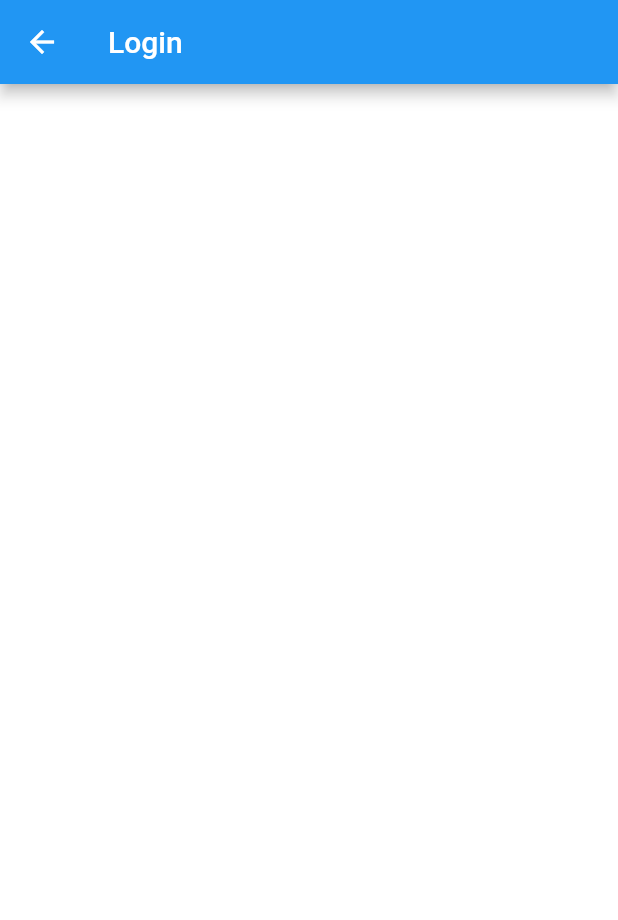
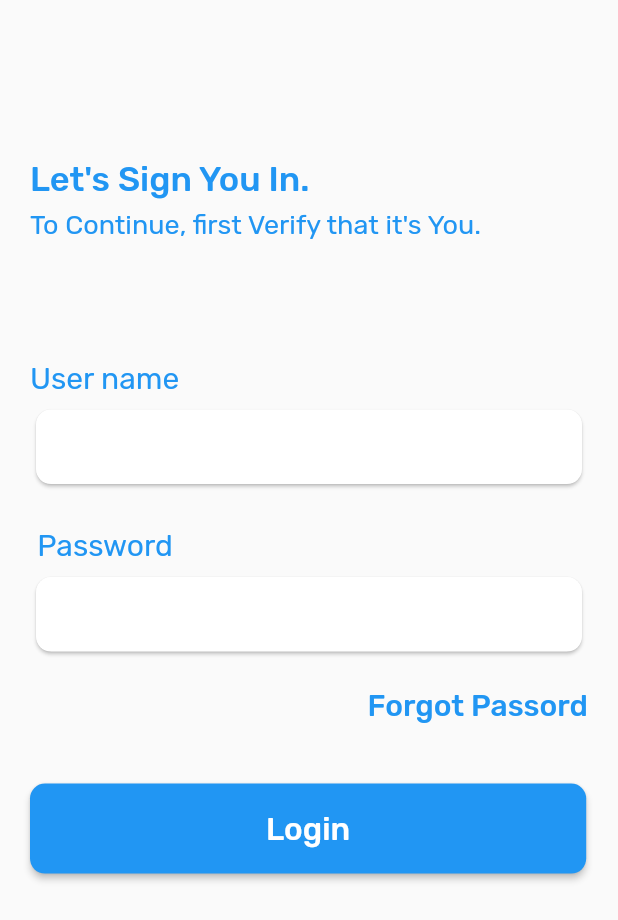
Before and after one commit to Krushantvaghani/practical_test, a Flutter app: the LoginScreen screen opened directly, on a phone screen of 412 x 824 dp. Shown: the top 920 px of the screen. Run offline on Flutter 3.47's test engine with Material 2 defaults, Android fonts, the phone set to English and light mode, and no system bars; our stand-ins replace dio, get, get_storage, google_fonts; accounts and stored records are empty; network calls fail.

Commit message:
fix somechanges

```diff
--- /dev/null
+++ b/lib/config.dart
@@ -0,0 +1,3 @@
+class Session {
+  static String authToken = 'authToken';
+}
--- a/lib/login.dart
+++ b/lib/login.dart
@@ -1,4 +1,10 @@
+import 'package:dio/dio.dart';
 import 'package:flutter/material.dart';
+import 'package:get/get.dart';
+import 'package:google_fonts/google_fonts.dart';
+import 'package:practical_test/controllers/login_controller.dart';
+
+import 'main.dart';
 
 class LoginScreen extends StatefulWidget {
   const LoginScreen({Key? key}) : super(key: key);
@@ -8,17 +14,131 @@ class LoginScreen extends StatefulWidget {
 }
 
 class _LoginScreenState extends State<LoginScreen> {
+  final _ct = Get.put(LoginController());
+  final fromKey = GlobalKey<FormState>();
   @override
   Widget build(BuildContext context) {
+    final color = Theme.of(context).primaryColor;
     return Scaffold(
-      backgroundColor: Colors.white,
-      appBar: AppBar(
-        title: Text(
-          "Login",
-          style: TextStyle(
-            fontSize: 20,
-            fontWeight: FontWeight.w500,
-            color: Colors.white,
+      body: Container(
+        padding: EdgeInsets.symmetric(horizontal: 20, vertical: 35),
+        child: Form(
+          key: fromKey,
+          child: SingleChildScrollView(
+            child: Column(
+              crossAxisAlignment: CrossAxisAlignment.start,
+              children: [
+                SizedBox(
+                  height: 70,
+                ),
+                Text(
+                  "Let's Sign You In.",
+                  style: GoogleFonts.rubik(fontSize: 23, color: color, fontWeight: FontWeight.w500),
+                ),
+                SizedBox(
+                  height: 7,
+                ),
+                Text(
+                  "To Continue, first Verify that it's You.",
+                  style: GoogleFonts.rubik(fontSize: 18, color: color),
+                ),
+                SizedBox(
+                  height: 80,
+                ),
+                Text(
+                  "User name",
+                  style: GoogleFonts.rubik(fontSize: 20, color: color),
+                ),
+                SizedBox(
+                  height: 5,
+                ),
+                SizedBox(
+                  height: Get.height * 0.07,
+                  child: Card(
+                    shape: RoundedRectangleBorder(borderRadius: BorderRadius.circular(10)),
+                    child: TextFormField(
+                      controller: _ct.userName,
+                      validator: (value) {
+                        if (_ct.userName == null) {
+                          return 'Enter correct userName!';
+                        } else {
+                          return null;
+                        }
+                      },
+                      keyboardType: TextInputType.emailAddress,
+                      cursorHeight: 20,
+                      cursorColor: color,
+                      decoration: InputDecoration(
+                          border: InputBorder.none, contentPadding: EdgeInsets.symmetric(horizontal: 10)),
+                    ),
+                  ),
+                ),
+                SizedBox(
+                  height: 25,
+                ),
+                Text(
+                  " Password",
+                  style: GoogleFonts.rubik(fontSize: 20, color: color),
+                ),
+                SizedBox(
+                  height: 5,
+                ),
+                SizedBox(
+                  height: Get.height * 0.07,
+                  child: Card(
+                    shape: RoundedRectangleBorder(borderRadius: BorderRadius.circular(10)),
+                    child: TextFormField(
+                      controller: _ct.pass,
+                      validator: (value) {
+                        if (value!.isEmpty) {
+                          return "Please Enter New Password";
+                        } else {
+                          return null;
+                        }
+                      },
+                      keyboardType: TextInputType.emailAddress,
+                      cursorHeight: 20,
+                      cursorColor: color,
+                      decoration: InputDecoration(
+                          border: InputBorder.none, contentPadding: EdgeInsets.symmetric(horizontal: 10)),
+                    ),
+                  ),
+                ),
+                SizedBox(
+                  height: 20,
+                ),
+                Align(
+                  alignment: Alignment.topRight,
+                  child: Text(
+                    "Forgot Passord",
+                    style: GoogleFonts.rubik(fontSize: 20, color: color, fontWeight: FontWeight.w500),
+                  ),
+                ),
+                SizedBox(
+                  height: 40,
+                ),
+                Container(
+                  height: 60,
+                  width: Get.width * 0.9,
+                  child: ElevatedButton(
+                    style: ElevatedButton.styleFrom(
+                        backgroundColor: color, shape: RoundedRectangleBorder(borderRadius: BorderRadius.circular(10))),
+                    onPressed: () {
+                      if (fromKey.currentState!.validate()) {
+                        _ct.login();
+                        dataStorage.write('isLogged', true);
+                      } else {
+                        return null;
+                      }
+                    },
+                    child: Text(
+                      "Login",
+                      style: GoogleFonts.rubik(fontSize: 21, color: Colors.white),
+                    ),
+                  ),
+                )
+              ],
+            ),
           ),
         ),
       ),
--- a/lib/network/server_config.dart
+++ /dev/null
@@ -1,6 +0,0 @@
-class ServerConfig {
-  /* development */
-  final String apiUrl = "https://134.122.109.152:8088";
-  final String apiType = 'development';
-  final String baseUrl = "https://134.122.109.152:8088/";
-}
--- a/lib/route/route_list.dart
+++ b/lib/route/route_list.dart
@@ -1,2 +1,2 @@
 export 'package:practical_test/login.dart';
-export 'package:practical_test/setting.dart';
+export 'package:practical_test/home.dart';
--- a/lib/route/route_method.dart
+++ b/lib/route/route_method.dart
@@ -1,13 +1,13 @@
 import 'package:get/get.dart';
 import 'package:practical_test/login.dart';
 import 'package:practical_test/route/route_name.dart';
-import 'package:practical_test/setting.dart';
+import 'package:practical_test/home.dart';
 
 RouteName _routeName = RouteName();
 
 class AppRoute {
   final List<GetPage> getPages = [
     GetPage(name: _routeName.login, page: () => LoginScreen()),
-    GetPage(name: _routeName.setting, page: () => SettingScreen()),
+    GetPage(name: _routeName.setting, page: () => HomeScreen()),
   ];
 }
```
Also changed, not shown: lib/controllers/home_controller.dart (added, +44 -0 lines), lib/controllers/login_controller.dart (added, +51 -0 lines), lib/home.dart (renamed from lib/setting.dart, +10 -6 lines), lib/main.dart (+16 -4 lines), lib/modal/api_data_class.dart (deleted, +0 -22 lines), lib/network/api.dart (deleted, +0 -155 lines), lib/utility/config.dart (deleted, +0 -16 lines), lib/utility/helper.dart (deleted, +0 -77 lines), lib/utility/index.dart (deleted, +0 -7 lines), pubspec.yaml (+2 -7 lines), lib/network/api_methods.dart (deleted), lib/network/index.dart (deleted), pubspec.lock, 1 other file.
